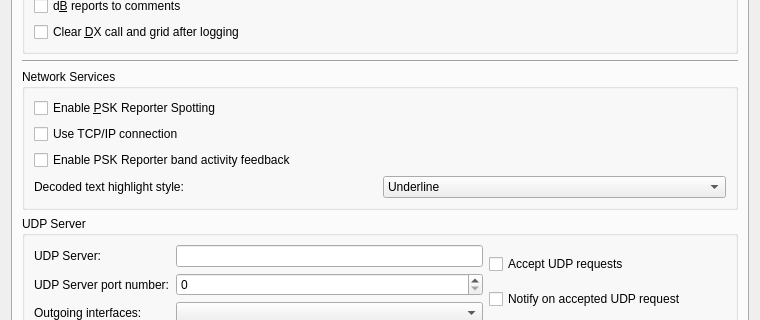
Old version of the form Configuration.ui in the repository SpudGunMan/WSJT-Zed; both pictures show x 0 to 760 and y 159 to 479 of the 760 by 727 pixel window.
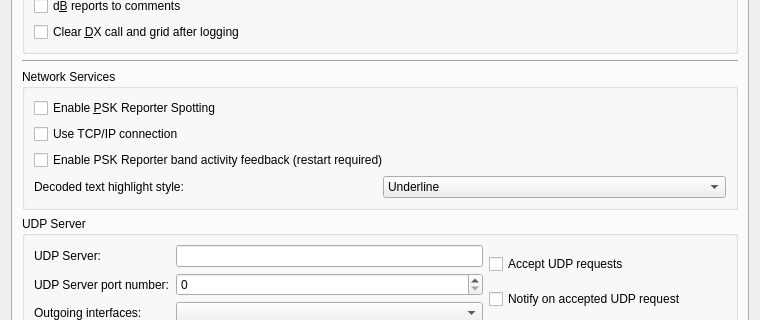
New version of the form. The open tabs and pages were chosen to show the change. Custom widgets are drawn as their Qt base class.

What changed in the file:
```diff
--- a/Configuration.ui
+++ b/Configuration.ui
@@ -1997,7 +1997,7 @@
              <string>&lt;html&gt;&lt;head/&gt;&lt;body&gt;&lt;p&gt;Enable PSK Reporter band activity feedback so data is passed automatically without opening the PSK Reporter window.&lt;/p&gt;&lt;/body&gt;&lt;/html&gt;</string>
             </property>
             <property name="text">
-             <string>Enable PSK Reporter band activity feedback</string>
+             <string>Enable PSK Reporter band activity feedback (restart required)</string>
             </property>
            </widget>
           </item>
```
Left out of the diff: 2 changed lines with no effect on the pictures.
